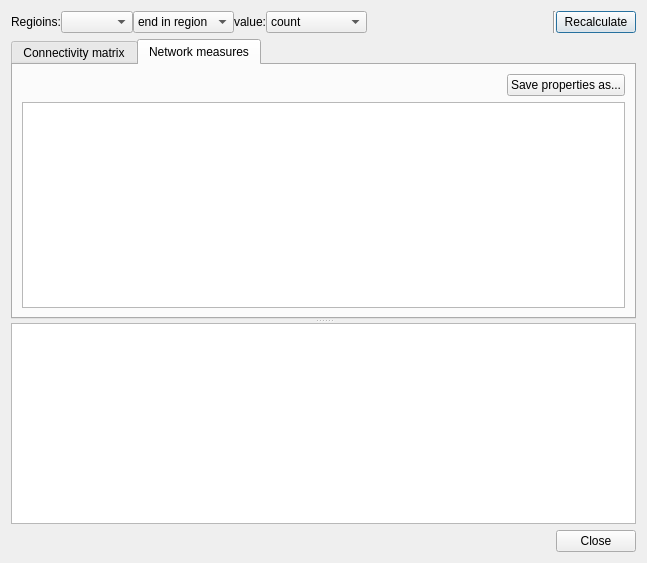
Old version of the form tracking/connectivity_matrix_dialog.ui in the repository frankyeh/DSI-Studio.
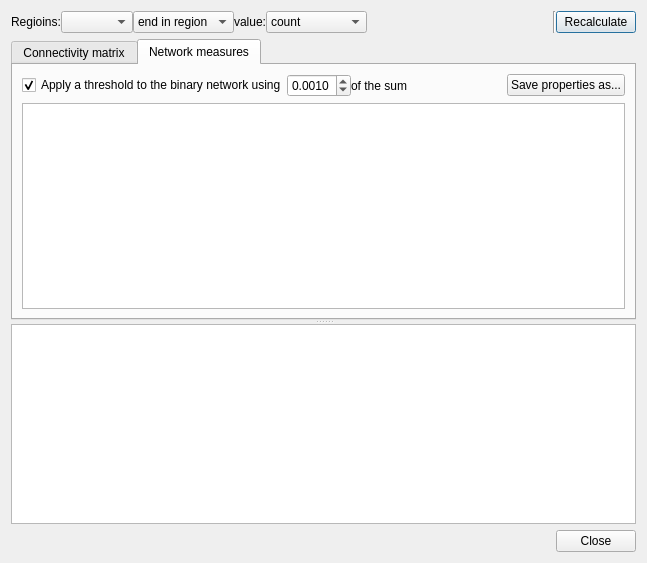
New version of the form. The open tabs and pages were chosen to show the change. Icons and pictures are not drawn.

Commit message: [ana] allows for applying threshold to binary net

The edit to the form file:
```diff
--- a/tracking/connectivity_matrix_dialog.ui
+++ b/tracking/connectivity_matrix_dialog.ui
@@ -239,6 +239,39 @@
              <property name="bottomMargin">
               <number>0</number>
              </property>
+             <item>
+              <widget class="QCheckBox" name="apply_threshold">
+               <property name="text">
+                <string>Apply a threshold to the binary network using</string>
+               </property>
+               <property name="checked">
+                <bool>true</bool>
+               </property>
+              </widget>
+             </item>
+             <item>
+              <widget class="QDoubleSpinBox" name="network_threshold">
+               <property name="decimals">
+                <number>4</number>
+               </property>
+               <property name="maximum">
+                <double>0.100000000000000</double>
+               </property>
+               <property name="singleStep">
+                <double>0.001000000000000</double>
+               </property>
+               <property name="value">
+                <double>0.001000000000000</double>
+               </property>
+              </widget>
+             </item>
+             <item>
+              <widget class="QLabel" name="label_3">
+               <property name="text">
+                <string>of the sum</string>
+               </property>
+              </widget>
+             </item>
              <item>
               <spacer name="horizontalSpacer_2">
                <property name="orientation">
```
The commit also changes 6 other files.
